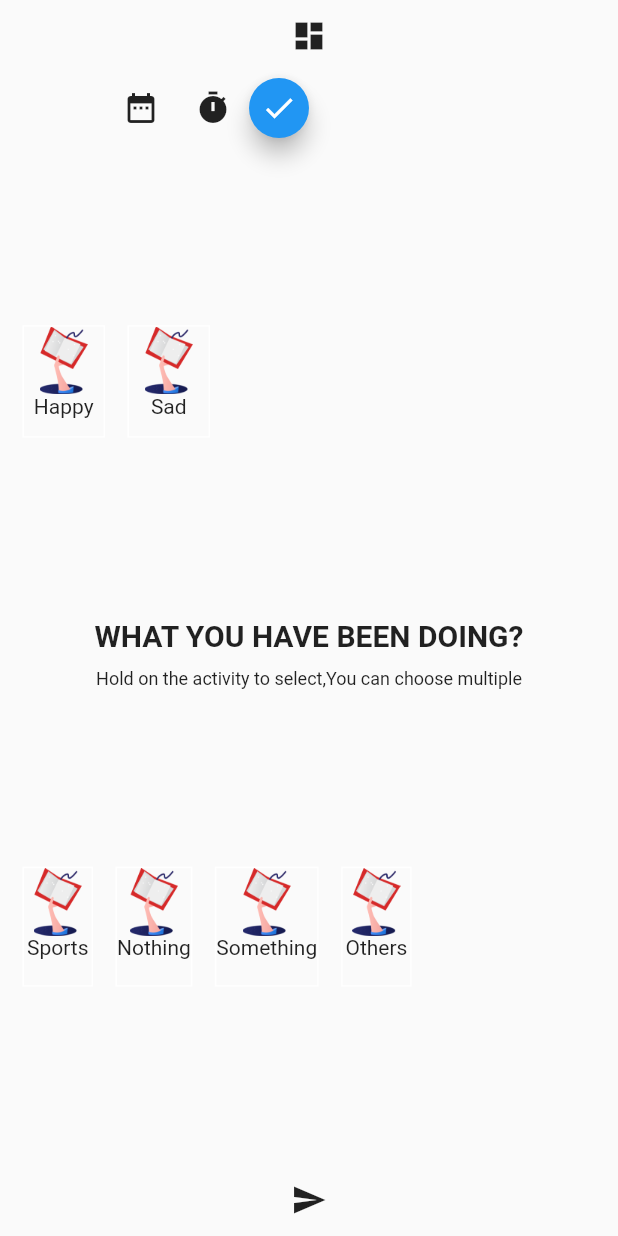
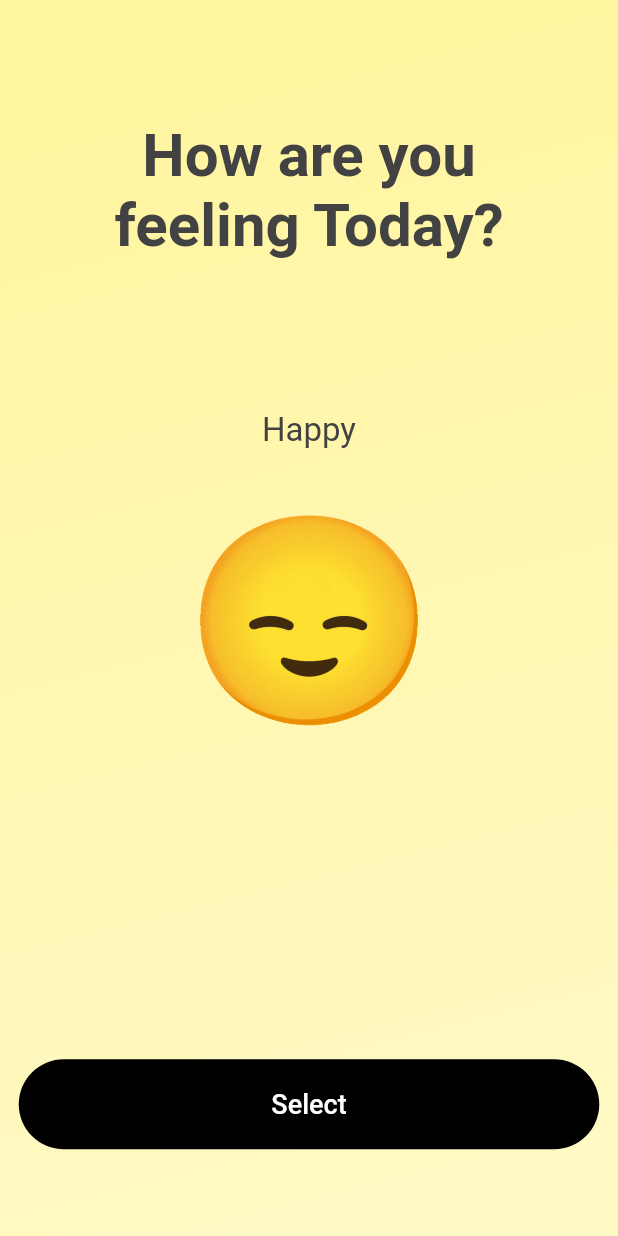
Before and after one commit to Ferrozo/mood-diary-app-with-flutter, a Flutter app: the screen it shows after launch, on a phone screen of 412 x 824 dp. Run offline on Flutter 3.47's test engine with Material 2 defaults, Android fonts, the phone set to English and light mode, and no system bars; our stand-ins replace charts_flutter, sqflite; accounts and stored records are empty.

Commit message:
animated moods emoji done

```diff
--- a/lib/src/models/mood/mood_model.dart
+++ b/lib/src/models/mood/mood_model.dart
@@ -1,10 +1,14 @@
+import 'package:flutter/cupertino.dart';
+
 class MoodModel {
   MoodModel({
     required this.title,
     required this.image,
     required this.isSelected,
+    required this.colors,
   });
   String title;
   String image;
   bool isSelected;
+  List<Color> colors;
 }
--- a/lib/src/views/pages/app/app.dart
+++ b/lib/src/views/pages/app/app.dart
@@ -17,7 +17,7 @@ class App extends StatelessWidget {
         home: HomePage(),
         routes: {
           '/home_screen': (ctx) => const HomePage(),
-          '/chart': (ctx) => Dashboard(),
+          '/dashboard': (ctx) => Dashboard(),
         },
       ),
     );
--- a/lib/src/views/pages/home/home.dart
+++ b/lib/src/views/pages/home/home.dart
@@ -1,9 +1,11 @@
-import 'package:flutter/foundation.dart';
+// ignore_for_file: unnecessary_brace_in_string_interps
+
 import 'package:flutter/material.dart';
 import 'package:mood_diary_app_with_flutter/src/models/activity/activity_model.dart';
 import 'package:mood_diary_app_with_flutter/src/models/mood/mood_model.dart';
 import 'package:mood_diary_app_with_flutter/src/models/mood_card/mood_card.dart';
 import 'package:mood_diary_app_with_flutter/src/views/widgets/activity_icon/activity_icon.dart';
+import 'package:mood_diary_app_with_flutter/src/views/widgets/mood/mood_info_card.dart';
 import 'package:mood_diary_app_with_flutter/src/views/widgets/mood_icon/mood_icon.dart';
 import 'package:provider/provider.dart';
 
@@ -17,6 +19,8 @@ class HomePage extends StatefulWidget {
 }
 
 class _HomePageState extends State<HomePage> {
+  final PageController _currentPage = PageController(viewportFraction: 1);
+  int _currentIndex = 0;
   MoodCard? moodCard;
   String? mood;
   String? image;
@@ -25,10 +29,68 @@ class _HomePageState extends State<HomePage> {
   String? dateTime;
   int? currentIndex;
   int onTapCount = 0;
+  Color colors = Colors.white;
+  String? dateOnly;
 
   List<MoodModel> moods = [
-    MoodModel(image: 'assets/1.png', title: 'Happy', isSelected: false),
-    MoodModel(image: 'assets/1.png', title: 'Sad', isSelected: false),
+    MoodModel(
+      image: 'assets/smile.gif',
+      title: 'Happy',
+      isSelected: false,
+      colors: [Colors.yellow.shade100, Colors.yellow.shade200],
+    ),
+    MoodModel(
+      image: 'assets/very_good.gif',
+      title: 'Very Good',
+      isSelected: false,
+      colors: [Colors.yellow.shade100, Colors.pink.shade100],
+    ),
+    MoodModel(
+      image: 'assets/excited.gif',
+      title: 'Excited',
+      isSelected: false,
+      colors: [
+        Colors.indigo.shade300,
+        Colors.yellow.shade100,
+        Colors.red.shade300,
+      ],
+    ),
+    MoodModel(
+      image: 'assets/calm.gif',
+      title: 'Calm',
+      isSelected: false,
+      colors: [Colors.yellow.shade200, Colors.yellow.shade800],
+    ),
+    MoodModel(
+      image: 'assets/disappointed.gif',
+      title: 'Disappointed',
+      isSelected: false,
+      colors: [Colors.yellow.shade200, Colors.yellow.shade900],
+    ),
+    MoodModel(
+      image: 'assets/sad.gif',
+      title: 'Sad',
+      isSelected: false,
+      colors: [Colors.yellow.shade200, Colors.yellow.shade500],
+    ),
+    MoodModel(
+      image: 'assets/angry.gif',
+      title: 'Angry',
+      isSelected: false,
+      colors: [Colors.yellow.shade100, Colors.pink.shade50],
+    ),
+    MoodModel(
+      image: 'assets/awful.gif',
+      title: 'Awful',
+      isSelected: false,
+      colors: [Colors.yellow.shade100, Colors.blue.shade100],
+    ),
+    MoodModel(
+      image: 'assets/not_good.gif',
+      title: 'Not Good',
+      isSelected: false,
+      colors: [Colors.yellow.shade100, Colors.yellow.shade700],
+    ),
   ];
 
   List<ActivityModel> act = [
@@ -37,161 +99,251 @@ class _HomePageState extends State<HomePage> {
     ActivityModel(image: 'assets/1.png', name: 'Something', selected: false),
     ActivityModel(image: 'assets/1.png', name: 'Others', selected: false),
   ];
-  Color colors = Colors.white;
-  String? dateOnly;
 
   @override
   void initState() {
+    _currentPage.addListener(() {
+      int next = _currentPage.page!.round();
+      if (_currentIndex != next) {
+        setState(() {
+          _currentIndex = next;
+        });
+      }
+    });
     super.initState();
   }
 
   @override
+  void dispose() {
+    _currentPage.dispose();
+    super.dispose();
+  }
+
+  @override
   Widget build(BuildContext context) {
-    return Scaffold(
-      body: Column(
-        children: <Widget>[
-          IconButton(
-            onPressed: () => Navigator.of(context).pushNamed('/chart'),
-            icon: Icon(Icons.dashboard),
+    return AnimatedContainer(
+      duration: const Duration(microseconds: 100),
+      decoration: BoxDecoration(
+          gradient: LinearGradient(
+        colors: moods[_currentIndex].colors,
+        begin: Alignment.bottomCenter,
+        end: Alignment.topLeft,
+      )),
+      child: Scaffold(
+        backgroundColor: Colors.transparent,
+        body: SafeArea(
+          child: Column(
+            crossAxisAlignment: CrossAxisAlignment.center,
+            children: [
+              const SizedBox(height: 80),
+              Text(
+                'How are you \nfeeling Today?',
+                textAlign: TextAlign.center,
+                style: TextStyle(
+                  fontWeight: FontWeight.bold,
+                  color: Colors.grey.shade800,
+                  fontSize: 40,
                 ),
-          Row(children: <Widget>[
-            const SizedBox(width: 70),
-            IconButton(
-                icon: const Icon(Icons.date_range),
-                onPressed: () => showDatePicker(
-                            keyboardType: TextInputType.number,
-                            context: context,
-                            initialDate: DateTime.now(),
-                            firstDate: DateTime(2001),
-                            lastDate: DateTime(2024))
-                        .then(
-                      (date) => {
-                        setState(
-                          () {
-                            datePicked =
-                                '${date!.day}-${date.month}-${date.year}';
-                            dateOnly = '${date.day}/${date.month}';
-                          },
               ),
-                      },
-                    )),
-            IconButton(
-                icon: const Icon(Icons.timer),
-                onPressed: () => showTimePicker(
-                        context: context, initialTime: TimeOfDay.now())
-                    .then((time) => {
-                          setState(() {
-                            timePicked = time!.format(context).toString();
-                          })
-                        })),
-            Container(
-              height: 40,
-              width: 40,
-              child: FloatingActionButton(
-                child: Icon(Icons.done),
-                onPressed: () => setState(() {
-                  dateTime = '${datePicked}   ${timePicked}';
-                }),
+              const SizedBox(height: 100),
+              AspectRatio(
+                aspectRatio: 1.4,
+                child: PageView.builder(
+                    controller: _currentPage,
+                    itemCount: moods.length,
+                    itemBuilder: (_, currentIndex) {
+                      return Center(
+                        child: MoodInfoCard(
+                          moodTitle: moods[currentIndex].title,
+                          moodEmoji: moods[currentIndex].image,
                         ),
-            )
-          ]),
-          Expanded(
-            child: ListView.builder(
-                scrollDirection: Axis.horizontal,
-                itemCount: moods.length,
-                itemBuilder: (context, index) {
-                  return Row(
-                    children: <Widget>[
-                      const SizedBox(width: 15),
-                      GestureDetector(
-                          child: MoodIcon(
-                              image: moods[index].image,
-                              name: moods[index].title,
-                              color: moods[index].isSelected
-                                  ? Colors.black
-                                  : Colors.white),
-                          onTap: () => {
-                                if (onTapCount == 0)
-                                  {
-                                    setState(() {
-                                      mood = moods[index].title;
-                                      image = moods[index].image;
-                                      moods[index].isSelected = true;
-                                      onTapCount = onTapCount + 1;
-                                      print(mood);
-                                    }),
-                                  }
-                                else if (moods[index].isSelected)
-                                  {
-                                    setState(() {
-                                      moods[index].isSelected = false;
-                                      onTapCount = 0;
-                                    })
-                                  }
-                              }),
-                    ],
                       );
                     }),
               ),
-          Text('WHAT YOU HAVE BEEN DOING?',
-              style: TextStyle(fontSize: 20, fontWeight: FontWeight.bold)),
-          SizedBox(height: 10),
-          Text('Hold on the activity to select,You can choose multiple',
-              style: TextStyle(fontSize: 12, fontWeight: FontWeight.normal)),
               Expanded(
-            child: ListView.builder(
-                scrollDirection: Axis.horizontal,
-                itemCount: act.length,
-                itemBuilder: (context, index) {
-                  return Row(children: <Widget>[
-                    const SizedBox(width: 15),
-                    GestureDetector(
-                        child: ActivityIcon(
-                            image: act[index].image,
-                            name: act[index].name,
-                            color: act[index].selected
-                                ? Colors.black
-                                : Colors.white),
-                        onTap: () {
-                          if (act[index].selected) {
-                            setState(() {
-                              act[index].selected = false;
-                            });
-                          } else {
-                            setState(
-                              () {
-                                act[index].selected = true;
-                                Provider.of<MoodCard>(context, listen: false)
-                                    .add(act[index]);
-
-                                print(act[index].selected);
-                              },
-                            );
-                          }
-                        }),
-                  ]);
-                }),
+                child: Column(
+                  crossAxisAlignment: CrossAxisAlignment.end,
+                  mainAxisAlignment: MainAxisAlignment.center,
+                  children: [
+                    const SizedBox(height: 80),
+                    Container(
+                      decoration: BoxDecoration(
+                        borderRadius: BorderRadius.circular(30),
+                        color: Colors.black,
                       ),
-          IconButton(
-            onPressed: () => {
-              setState(() {
-                Provider.of<MoodCard>(context, listen: false).addPlace(
-                    dateTime!,
-                    mood!,
-                    image!,
-                    Provider.of<MoodCard>(context, listen: false)
-                        .activityImages
-                        .join('_'),
-                    Provider.of<MoodCard>(context, listen: false)
-                        .activityNames
-                        .join('_'),
-                    dateOnly!);
-              }),
-              Navigator.of(context).pushNamed('/home_screen'),
-            },
-            icon: Icon(Icons.send),
+                      height: 60,
+                      width: MediaQuery.of(context).size.width - 25,
+                      child: TextButton(
+                        child: const Text(
+                          'Select',
+                          style: TextStyle(
+                            color: Colors.white,
+                            fontSize: 18,
+                          ),
+                        ),
+                        onPressed: () {},
+                      ),
+                    ),
+                  ],
+                ),
               )
             ],
+          ),
+        ),
+        // body: Column(
+        //   children: <Widget>[
+        //     IconButton(
+        //       onPressed: () => Navigator.of(context).pushNamed('/dashboard'),
+        //       icon: const Icon(Icons.dashboard),
+        //     ),
+        //     Row(children: <Widget>[
+        //       const SizedBox(width: 70),
+        //       IconButton(
+        //           icon: const Icon(Icons.date_range),
+        //           onPressed: () => showDatePicker(
+        //                       context: context,
+        //                       initialDate: DateTime.now(),
+        //                       firstDate: DateTime(2001),
+        //                       lastDate: DateTime(2024))
+        //                   .then(
+        //                 (date) => {
+        //                   setState(
+        //                     () {
+        //                       datePicked =
+        //                           '${date!.day.toString()} - ${date.month.toString()} - ${date.year.toString()}';
+        //                       dateOnly =
+        //                           '${date.day..toString()} / ${date.month.toString()}';
+        //                     },
+        //                   ),
+        //                 },
+        //               )),
+        //       IconButton(
+        //         icon: const Icon(Icons.timer),
+        //         onPressed: () =>
+        //             showTimePicker(context: context, initialTime: TimeOfDay.now())
+        //                 .then(
+        //           (time) => {
+        //             setState(
+        //               () {
+        //                 timePicked = time!.format(context).toString();
+        //               },
+        //             ),
+        //           },
+        //         ),
+        //       ),
+        //       Container(
+        //         height: 40,
+        //         width: 40,
+        //         child: FloatingActionButton(
+        //           child: const Icon(Icons.done),
+        //           onPressed: () => setState(() {
+        //             dateTime = '${datePicked} ${timePicked}';
+        //             // ignore: avoid_print
+        //             print(dateTime);
+        //           }),
+        //         ),
+        //       )
+        //     ]),
+        //     Expanded(
+        //       child: ListView.builder(
+        //           scrollDirection: Axis.horizontal,
+        //           itemCount: moods.length,
+        //           itemBuilder: (context, index) {
+        //             return Row(
+        //               children: <Widget>[
+        //                 const SizedBox(width: 15),
+        //                 GestureDetector(
+        //                     child: MoodIcon(
+        //                         image: moods[index].image,
+        //                         name: moods[index].title,
+        //                         color: moods[index].isSelected
+        //                             ? Colors.black
+        //                             : Colors.white),
+        //                     onTap: () => {
+        //                           if (onTapCount == 0)
+        //                             {
+        //                               setState(() {
+        //                                 mood = moods[index].title;
+        //                                 image = moods[index].image;
+        //                                 moods[index].isSelected = true;
+        //                                 onTapCount += onTapCount;
+        //                                 print(mood);
+        //                               }),
+        //                             }
+        //                           else if (moods[index].isSelected)
+        //                             {
+        //                               setState(() {
+        //                                 moods[index].isSelected = false;
+        //                                 onTapCount = 0;
+        //                               })
+        //                             }
+        //                         }),
+        //               ],
+        //             );
+        //           }),
+        //     ),
+        //     const Text('WHAT YOU HAVE BEEN DOING?',
+        //         style: TextStyle(fontSize: 20, fontWeight: FontWeight.bold)),
+        //     const SizedBox(height: 10),
+        //     const Text('Hold on the activity to select,You can choose multiple',
+        //         style: TextStyle(fontSize: 12, fontWeight: FontWeight.normal)),
+        //     Expanded(
+        //       child: ListView.builder(
+        //           scrollDirection: Axis.horizontal,
+        //           itemCount: act.length,
+        //           itemBuilder: (context, index) {
+        //             return Row(children: <Widget>[
+        //               const SizedBox(width: 15),
+        //               GestureDetector(
+        //                   child: ActivityIcon(
+        //                       image: act[index].image,
+        //                       name: act[index].name,
+        //                       color: act[index].selected
+        //                           ? Colors.black
+        //                           : Colors.white),
+        //                   onTap: () {
+        //                     if (act[index].selected) {
+        //                       setState(() {
+        //                         act[index].selected = false;
+        //                       });
+        //                     } else {
+        //                       setState(
+        //                         () {
+        //                           act[index].selected = true;
+        //                           Provider.of<MoodCard>(context, listen: false)
+        //                               .add(act[index]);
+
+        //                           print(act[index].selected);
+        //                         },
+        //                       );
+        //                     }
+        //                   }),
+        //             ]);
+        //           }),
+        //     ),
+        //     IconButton(
+        //       onPressed: () => {
+        //         setState(
+        //           () {
+        //             Provider.of<MoodCard>(context, listen: false).addPlace(
+        //                 dateTime!,
+        //                 mood!,
+        //                 image!,
+        //                 Provider.of<MoodCard>(context, listen: false)
+        //                     .activityImages
+        //                     .join('_'),
+        //                 Provider.of<MoodCard>(context, listen: false)
+        //                     .activityNames
+        //                     .join('_'),
+        //                 dateOnly!);
+        //           },
+        //         ),
+        //         // Navigator.of(context).pushNamed('/home_screen'),
+        //       },
+        //       icon: const Icon(Icons.send),
+        //     )
+        //   ],
+        // ),
       ),
     );
   }
--- /dev/null
+++ b/lib/src/views/widgets/mood/mood_info_card.dart
@@ -0,0 +1,27 @@
+import 'package:flutter/material.dart';
+
+class MoodInfoCard extends StatelessWidget {
+  const MoodInfoCard(
+      {Key? key, required this.moodTitle, required this.moodEmoji})
+      : super(key: key);
+
+  final String moodTitle;
+  final String moodEmoji;
+
+  @override
+  Widget build(BuildContext context) {
+    return Column(
+      children: [
+        Text(
+          moodTitle,
+          style: TextStyle(fontSize: 22, color: Colors.grey.shade800),
+        ),
+        const SizedBox(height: 30),
+        Image.asset(
+          moodEmoji,
+          width: 160,
+        ),
+      ],
+    );
+  }
+}
--- a/lib/src/views/widgets/mood_card/mood_card_widget.dart
+++ b/lib/src/views/widgets/mood_card/mood_card_widget.dart
@@ -21,6 +21,7 @@ showLoaderDialog(BuildContext context) {
   );
 }
 
+// ignore: must_be_immutable
 class MoodOfDay extends StatefulWidget {
   MoodOfDay({
     Key? key,
@@ -65,7 +66,7 @@ class _MoodOfDayState extends State<MoodOfDay> {
                     fontSize: 15),
               ),
               Text(
-                widget.dateTime ?? 'nothing',
+                widget.dateTime.toString(),
                 style: TextStyle(
                     fontStyle: FontStyle.normal,
                     fontWeight: FontWeight.bold,
@@ -116,7 +117,7 @@ class _MoodOfDayState extends State<MoodOfDay> {
                       return Row(
                         children: <Widget>[
                           Text(
-                            widget.b![index] ?? 'nothinng',
+                            widget.b?[index] ?? 'nothinng',
                             style: TextStyle(
                                 fontStyle: FontStyle.normal,
                                 fontWeight: FontWeight.bold,
```
Also changed, not shown: lib/main.dart (+7 -0 lines), lib/src/data/local/dbhelper.dart (+4 -3 lines), lib/src/models/mood_card/mood_card.dart (+5 -3 lines), lib/src/views/pages/dashboard/dashboard.dart (+12 -11 lines), assets/1.png (deleted), assets/angry.gif (added), assets/awful.gif (added), assets/calm.gif (added), assets/disappointed.gif (added), assets/excited.gif (added), assets/not_good.gif (added), assets/sad.gif (added), assets/smile.gif (added), assets/very_good.gif (added). Lines whose indentation alone changed are shown as unchanged.
